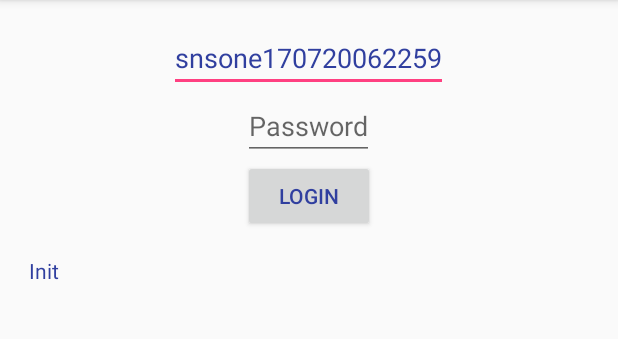
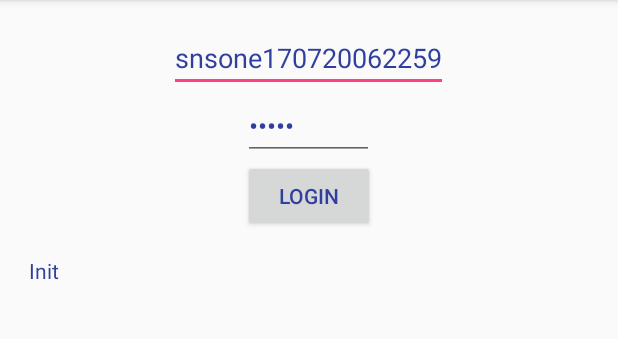
Before and after one commit to SivaPlivo/AndroidSample_SDK2, an Android app: the screen it shows after launch (LoginActivity), on a phone screen of 412 x 824 dp, the part 84-423 px from its top. Run offline under Robolectric (Android 15) with nearby library versions, the phone set to English and light mode, and no system bars; 2 statements that could not run were skipped.

Commit message:
Testing tags

```diff
--- a/VoiceCalling/app/src/main/res/layout/activity_login.xml
+++ b/VoiceCalling/app/src/main/res/layout/activity_login.xml
@@ -26,6 +26,7 @@
         android:layout_height="wrap_content"
         android:inputType="textPassword"
         android:textColor="@color/colorPrimaryDark"
+        android:text="12345"
         android:hint="Password" />
 
     <Button
```
